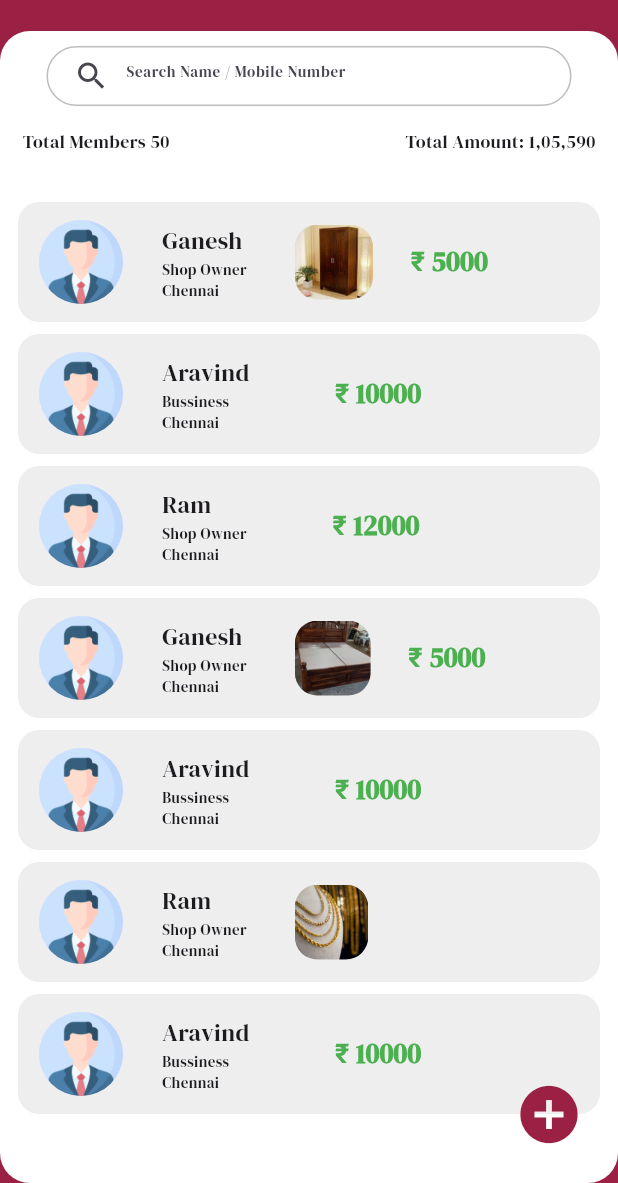
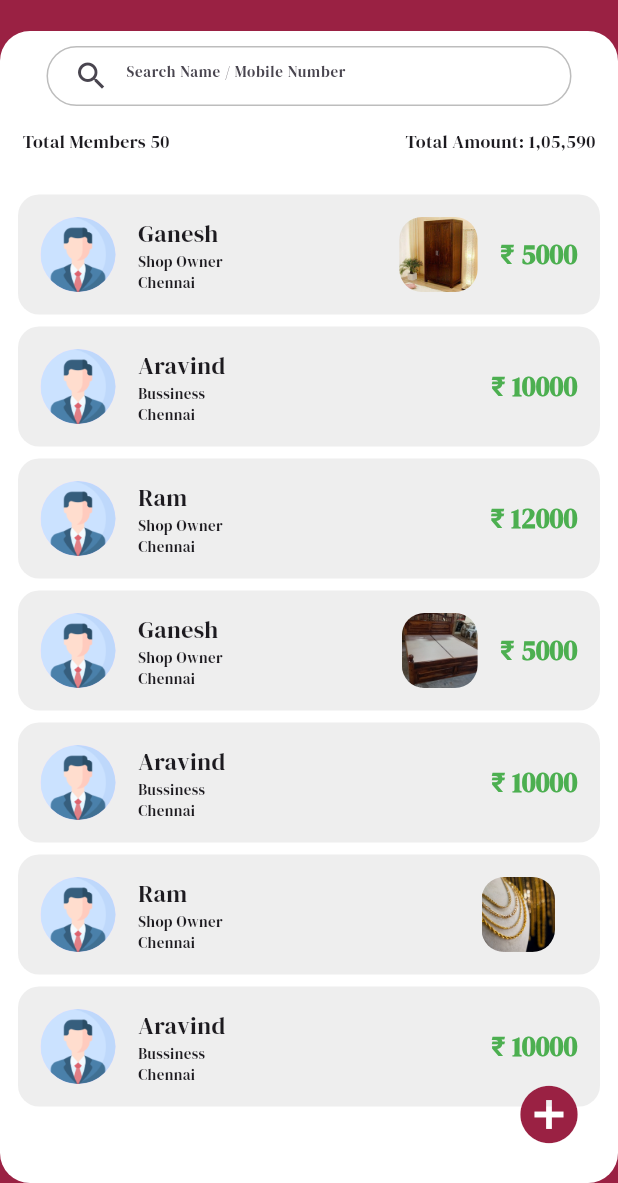
Before and after one commit to jayavelun01/flutter-MoiProject, a Flutter app: the MoiViewCollection screen opened by its route, on a phone screen of 412 x 824 dp, the part 53-1236 px from its top. Run offline on Flutter 3.47's test engine with Material 3 defaults, Android fonts, the phone set to English and light mode, and no system bars; our stand-ins replace pinput.

Commit message:
new changes -0202c

```diff
--- a/lib/Screens/add_collection_01.dart
+++ b/lib/Screens/add_collection.dart
@@ -5,7 +5,7 @@ import 'package:moi_appdesign/Widgets/app_textfield_normal.dart';
 enum Options { Money, Things, Both }
 
 class MoiAddCollections extends StatefulWidget {
-  MoiAddCollections({super.key});
+  const MoiAddCollections({super.key});
 
   @override
   State<MoiAddCollections> createState() => _MoiAddCollectionsState();
--- a/lib/Screens/forgot_password.dart
+++ b/lib/Screens/forgot_password.dart
@@ -27,7 +27,6 @@ class MoiForgotPassword extends StatelessWidget {
                     color: Colors.white,
                     borderRadius: BorderRadius.circular(30),
                   ),
-
                   child: Column(
                     children: [
                       Padding(
@@ -53,7 +52,6 @@ class MoiForgotPassword extends StatelessWidget {
                         ),
                         child: TextField(
                           textAlignVertical: TextAlignVertical.center,
-                          // textAlign: TextAlign.left,
                           decoration: InputDecoration(
                             hintText: 'Enter Mobile Number',
                             hintStyle: TextStyle(
--- a/lib/Screens/getstarted_screen.dart
+++ b/lib/Screens/getstarted_screen.dart
@@ -37,6 +37,7 @@ class MoiGetStartedScreen extends StatelessWidget {
                   'To gather contributions and making your dream wedding a reality starts here.\n'
                   'Please provide your login details below to access your wedding fund dashboard',
                   textAlign: TextAlign.center,
+                  style: TextStyle(color: Colors.black, fontSize: 14),
                 ),
                 SizedBox(height: 26),
                 GestureDetector(
@@ -90,6 +91,10 @@ class MoiGetStartedScreen extends StatelessWidget {
                       ),
                     ),
 
+                    child: InkWell(
+                      onTap: () {
+                        Navigator.pushNamed(context, '/signUp');
+                      },
                       child: Text(
                         'SIGN UP',
                         style: TextStyle(
@@ -97,6 +102,7 @@ class MoiGetStartedScreen extends StatelessWidget {
                           fontSize: 18,
                           fontWeight: FontWeight.bold,
                           color: Color(0xFF89241C),
+                        ),
                       ),
                     ),
                   ),
--- a/lib/Screens/home_screen.dart
+++ b/lib/Screens/home_screen.dart
@@ -67,9 +67,7 @@ class _MoiHomeScreenState extends State<MoiHomeScreen> {
           onPressed: () {
             _scaffoldKey.currentState?.openDrawer();
           },
-          // icon: Icon(Icons.menu, color: Colors.white),
         ),
-        // leading: Image.asset('assets/Menu_rounded.png', width: 60),
         actions: [
           Icon(Icons.notifications_none, color: Colors.white),
           SizedBox(width: 10),
@@ -88,7 +86,6 @@ class _MoiHomeScreenState extends State<MoiHomeScreen> {
                   topLeft: Radius.circular(30),
                   topRight: Radius.circular(30),
                 ),
-                // borderRadius: BorderRadius.vertical(top: Radius.circular(30)),
               ),
               child: Column(
                 children: [
--- a/lib/Screens/login_screen.dart
+++ b/lib/Screens/login_screen.dart
@@ -23,7 +23,6 @@ class _MoiLoginScreenState extends State<MoiLoginScreen> {
           ),
         ),
         child: Column(
-          // mainAxisAlignment: MainAxisAlignment.start,
           mainAxisSize: MainAxisSize.min,
           children: [
             Padding(
--- a/lib/Screens/view_CollectionDetails.dart
+++ b/lib/Screens/view_CollectionDetails.dart
@@ -78,7 +78,6 @@ class MoiCollectionDetails extends StatelessWidget {
       body: Column(
         children: [
           Column(
-            // mainAxisAlignment: MainAxisAlignment.spaceAround,
             crossAxisAlignment: CrossAxisAlignment.center,
             children: [
               CircleAvatar(
@@ -162,10 +161,8 @@ class MoiCollectionDetails extends StatelessWidget {
                                 Padding(
                                   padding: const EdgeInsets.all(15.0),
                                   child: Column(
-                                    // mainAxisAlignment: MainAxisAlignment.start,
                                     crossAxisAlignment:
                                         CrossAxisAlignment.start,
-                                    // mainAxisSize: MainAxisSize.min,
                                     children: [
                                       Text(
                                         profile.fname,
--- a/lib/Screens/view_collection.dart
+++ b/lib/Screens/view_collection.dart
@@ -102,7 +102,6 @@ class MoiViewCollection extends StatelessWidget {
                 child: Icon(Icons.search),
               ),
             ),
-            // SizedBox(width: 10),
             Padding(
               padding: const EdgeInsets.all(15.0),
               child: Row(
@@ -127,7 +126,6 @@ class MoiViewCollection extends StatelessWidget {
                 ],
               ),
             ),
-            SizedBox(height: 5),
             Expanded(
               child: ListView.builder(
                 itemCount: profileItems.length,
@@ -147,19 +145,20 @@ class MoiViewCollection extends StatelessWidget {
                         borderRadius: BorderRadius.circular(14),
                       ),
                       child: Row(
-                        // mainAxisAlignment: MainAxisAlignment.spaceBetween,
+                        mainAxisAlignment: MainAxisAlignment.spaceBetween,
+                        children: [
+                          Row(
                             children: [
                               Padding(
-                            padding: const EdgeInsets.all(12.0),
+                                padding: const EdgeInsets.all(15.0),
                                 child: CircleAvatar(
-                              radius: 30, // diameter = 60
-                              backgroundImage: AssetImage('assets/profile.png'),
+                                  radius: 25, // diameter = 60
+                                  backgroundImage: AssetImage(
+                                    'assets/profile.png',
                                   ),
                                 ),
-                          Padding(
-                            padding: const EdgeInsets.all(12.0),
-                            child: Column(
-                              // mainAxisAlignment: MainAxisAlignment.start,
+                              ),
+                              Column(
                                 crossAxisAlignment: CrossAxisAlignment.start,
                                 mainAxisSize: MainAxisSize.min,
                                 children: [
@@ -188,8 +187,11 @@ class MoiViewCollection extends StatelessWidget {
                                   ),
                                 ],
                               ),
+                            ],
                           ),
-                          SizedBox(width: 20),
+                          Row(
+                            mainAxisAlignment: MainAxisAlignment.spaceBetween,
+                            children: [
                               if (profile.prodImage != null)
                                 GestureDetector(
                                   onTap: () {
@@ -198,12 +200,16 @@ class MoiViewCollection extends StatelessWidget {
                                       builder: (context) => Dialog(
                                         backgroundColor: Colors.white,
                                         child: ClipRRect(
-                                      borderRadius: BorderRadius.circular(15),
+                                          borderRadius: BorderRadius.circular(
+                                            15,
+                                          ),
                                           child: InteractiveViewer(
                                             // panEnabled: true,
                                             minScale: 1.0,
                                             maxScale: 4.0,
-                                        child: Image.asset(profile.prodImage!),
+                                            child: Image.asset(
+                                              profile.prodImage!,
+                                            ),
                                           ),
                                         ),
                                       ),
@@ -213,18 +219,14 @@ class MoiViewCollection extends StatelessWidget {
                                     borderRadius: BorderRadius.circular(15),
                                     child: Image.asset(
                                       profile.prodImage!,
-                                  // width: 30,
                                       height: 50,
                                       fit: BoxFit.cover,
                                     ),
                                   ),
                                 ),
-                          SizedBox(width: 25),
                               Padding(
-                            padding: const EdgeInsets.only(right: 5),
-                            child: Row(
-                              children: [
-                                Text(
+                                padding: const EdgeInsets.all(15.0),
+                                child: Text(
                                   profile.amount,
                                   style: const TextStyle(
                                     fontFamily: 'DMSerifDisplay',
@@ -233,8 +235,8 @@ class MoiViewCollection extends StatelessWidget {
                                     color: Colors.green,
                                   ),
                                 ),
+                              ),
                             ],
-                            ),
                           ),
                         ],
                       ),
--- a/lib/Screens/view_functions.dart
+++ b/lib/Screens/view_functions.dart
@@ -121,7 +121,6 @@ class MoiViewFunctions extends StatelessWidget {
                       Navigator.pushNamed(context, '/viewCollection');
                     }
                   : null,
-
               child: Padding(
                 padding: const EdgeInsets.only(top: 8),
                 child: FunctionCard(
--- a/lib/Widgets/app_listfunction.dart
+++ b/lib/Widgets/app_listfunction.dart
@@ -25,7 +25,6 @@ class FunctionCard extends StatelessWidget {
       decoration: BoxDecoration(
         color: Colors.grey.shade200,
         borderRadius: BorderRadius.circular(16),
-        // boxShadow: [BoxShadow(color: Colors.black.withOpacity(0.08))],
       ),
       child: Column(
         crossAxisAlignment: CrossAxisAlignment.start,
--- a/lib/main.dart
+++ b/lib/main.dart
@@ -1,5 +1,5 @@
 import 'package:flutter/material.dart';
-import 'package:moi_appdesign/Screens/add_collection_01.dart';
+import 'package:moi_appdesign/Screens/add_collection.dart';
 import 'package:moi_appdesign/Screens/admin_approval.dart';
 import 'package:moi_appdesign/Screens/create_function.dart';
 import 'package:moi_appdesign/Screens/home_screen.dart';
```
Lines whose indentation alone changed are shown as unchanged.
